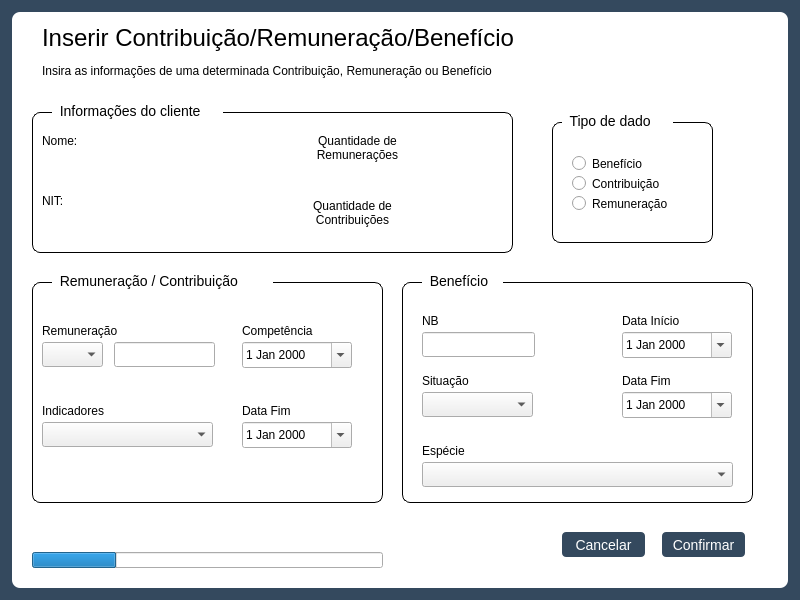
Qt form Telas/UI/insereContrib.ui (newprev/PrevCliente) before a commit.
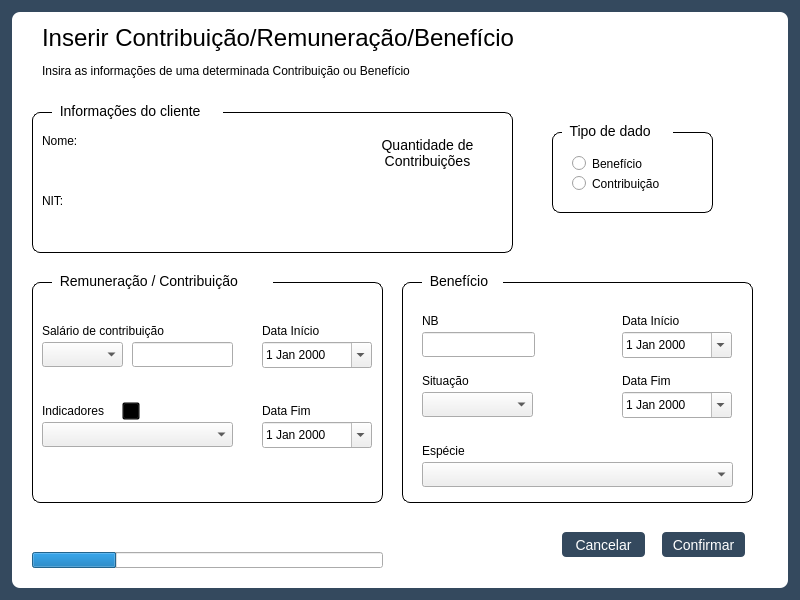
The same form after that commit. Icons and pictures are not drawn.

Diff of the .ui file:
```diff
--- a/Telas/UI/insereContrib.ui
+++ b/Telas/UI/insereContrib.ui
@@ -43,6 +43,13 @@
 	background-color: transparent;
 }
 
+#lbInfoQtdCont{
+	font-family: &quot;TeX Gyre Adventor&quot;;
+	font-size: 14px;
+	
+	background-color: transparent;
+}
+
 #lbNit, #lbQtdRem, 
 #lbQtdCont, #lbNomeCompleto {
 	font-family: &quot;TeX Gyre Adventor&quot;;
@@ -70,6 +77,22 @@
 	font-size: 12px;
 }
 
+#pbInfoIndicadores {	
+	background-image: url(:/infoIndicadores/information-black-16.png);
+	background-color: transparent;
+	background-repeat: no-repeat;
+	background-position: center;
+}
+
+#pbInfoIndicadores:hover {	
+	background-image: url(:/infoIndicadores/information-white-16.png);
+	background-color: rgb(46, 52, 54);
+	background-repeat: no-repeat;
+	background-position: center;
+
+	border-radius: 9px;
+}
+
 
 /*------------------------------ Pushed Button -------------------------------------*/
 #pbConfirmar, #pbCancelar {
@@ -154,29 +177,12 @@
          <string>NIT:</string>
         </property>
        </widget>
-       <widget class="QLabel" name="lbInfoQtdRem">
-        <property name="geometry">
-         <rect>
-          <x>270</x>
-          <y>20</y>
-          <width>111</width>
-          <height>31</height>
-         </rect>
-        </property>
-        <property name="text">
-         <string>Quantidade de 
-Remunerações</string>
-        </property>
-        <property name="alignment">
-         <set>Qt::AlignCenter</set>
-        </property>
-       </widget>
        <widget class="QLabel" name="lbInfoQtdCont">
         <property name="geometry">
          <rect>
-          <x>270</x>
-          <y>80</y>
-          <width>101</width>
+          <x>340</x>
+          <y>20</y>
+          <width>111</width>
           <height>41</height>
          </rect>
         </property>
@@ -217,27 +223,17 @@
        <widget class="QLabel" name="lbQtdRem">
         <property name="geometry">
          <rect>
-          <x>400</x>
-          <y>30</y>
-          <width>64</width>
-          <height>17</height>
+          <x>340</x>
+          <y>60</y>
+          <width>111</width>
+          <height>20</height>
          </rect>
         </property>
         <property name="text">
          <string/>
         </property>
-       </widget>
-       <widget class="QLabel" name="lbQtdCont">
-        <property name="geometry">
-         <rect>
-          <x>400</x>
-          <y>90</y>
-          <width>64</width>
-          <height>17</height>
-         </rect>
-        </property>
-        <property name="text">
-         <string/>
+        <property name="alignment">
+         <set>Qt::AlignCenter</set>
         </property>
        </widget>
       </widget>
@@ -264,7 +260,7 @@
         </rect>
        </property>
        <property name="text">
-        <string>Insira as informações de uma determinada Contribuição, Remuneração ou Benefício</string>
+        <string>Insira as informações de uma determinada Contribuição ou Benefício</string>
        </property>
       </widget>
       <widget class="QLabel" name="lbInfoPessoal">
@@ -284,9 +280,9 @@
        <property name="geometry">
         <rect>
          <x>540</x>
-         <y>110</y>
+         <y>120</y>
          <width>161</width>
-         <height>121</height>
+         <height>81</height>
         </rect>
        </property>
        <property name="frameShape">
@@ -299,7 +295,7 @@
         <property name="geometry">
          <rect>
           <x>20</x>
-          <y>30</y>
+          <y>20</y>
           <width>106</width>
           <height>23</height>
          </rect>
@@ -308,24 +304,11 @@
          <string>Benefício</string>
         </property>
        </widget>
-       <widget class="QRadioButton" name="rbRemuneracao">
-        <property name="geometry">
-         <rect>
-          <x>20</x>
-          <y>70</y>
-          <width>121</width>
-          <height>23</height>
-         </rect>
-        </property>
-        <property name="text">
-         <string>Remuneração</string>
-        </property>
-       </widget>
        <widget class="QRadioButton" name="rbContribuicao">
         <property name="geometry">
          <rect>
           <x>20</x>
-          <y>50</y>
+          <y>40</y>
           <width>106</width>
           <height>23</height>
          </rect>
@@ -339,7 +322,7 @@
        <property name="geometry">
         <rect>
          <x>550</x>
-         <y>100</y>
+         <y>110</y>
          <width>111</width>
          <height>17</height>
         </rect>
@@ -366,33 +349,33 @@
        <widget class="QLabel" name="label">
         <property name="geometry">
          <rect>
-          <x>210</x>
+          <x>230</x>
           <y>40</y>
           <width>101</width>
           <height>17</height>
          </rect>
         </property>
         <property name="text">
-         <string>Competência</string>
+         <string>Data Início</string>
         </property>
        </widget>
-       <widget class="QLabel" name="lbRemCont">
+       <widget class="QLabel" name="lbSalRemuneracao">
         <property name="geometry">
          <rect>
           <x>10</x>
           <y>40</y>
-          <width>101</width>
+          <width>171</width>
           <height>17</height>
          </rect>
         </property>
         <property name="text">
-         <string>Remuneração</string>
+         <string>Salário de contribuição</string>
         </property>
        </widget>
        <widget class="QLineEdit" name="leRemuneracao">
         <property name="geometry">
          <rect>
-          <x>82</x>
+          <x>100</x>
           <y>60</y>
           <width>101</width>
           <height>25</height>
@@ -402,9 +385,9 @@
        <widget class="QLabel" name="lbInfoDataFim">
         <property name="geometry">
          <rect>
-          <x>210</x>
+          <x>230</x>
           <y>120</y>
-          <width>131</width>
+          <width>111</width>
           <height>17</height>
          </rect>
         </property>
@@ -428,7 +411,7 @@
        <widget class="QDateEdit" name="dtCompetencia">
         <property name="geometry">
          <rect>
-          <x>210</x>
+          <x>230</x>
           <y>60</y>
           <width>110</width>
           <height>26</height>
@@ -441,7 +424,7 @@
        <widget class="QDateEdit" name="dtFimContRem">
         <property name="geometry">
          <rect>
-          <x>210</x>
+          <x>230</x>
           <y>140</y>
           <width>110</width>
           <height>26</height>
@@ -456,7 +439,7 @@
          <rect>
           <x>10</x>
           <y>140</y>
-          <width>171</width>
+          <width>191</width>
           <height>25</height>
          </rect>
         </property>
@@ -466,7 +449,7 @@
          <rect>
           <x>10</x>
           <y>60</y>
-          <width>61</width>
+          <width>81</width>
           <height>25</height>
          </rect>
         </property>
@@ -477,6 +460,31 @@
          </size>
         </property>
        </widget>
+       <widget class="QPushButton" name="pbInfoIndicadores">
+        <property name="geometry">
+         <rect>
+          <x>90</x>
+          <y>120</y>
+          <width>18</width>
+          <height>18</height>
+         </rect>
+        </property>
+        <property name="minimumSize">
+         <size>
+          <width>18</width>
+          <height>18</height>
+         </size>
+        </property>
+        <property name="maximumSize">
+         <size>
+          <width>18</width>
+          <height>18</height>
+         </size>
+        </property>
+        <property name="text">
+         <string/>
+        </property>
+       </widget>
       </widget>
       <widget class="QLabel" name="lbInfoRemCont">
        <property name="geometry">
```
Left out of the diff: 4 changed lines with no effect on the pictures.
